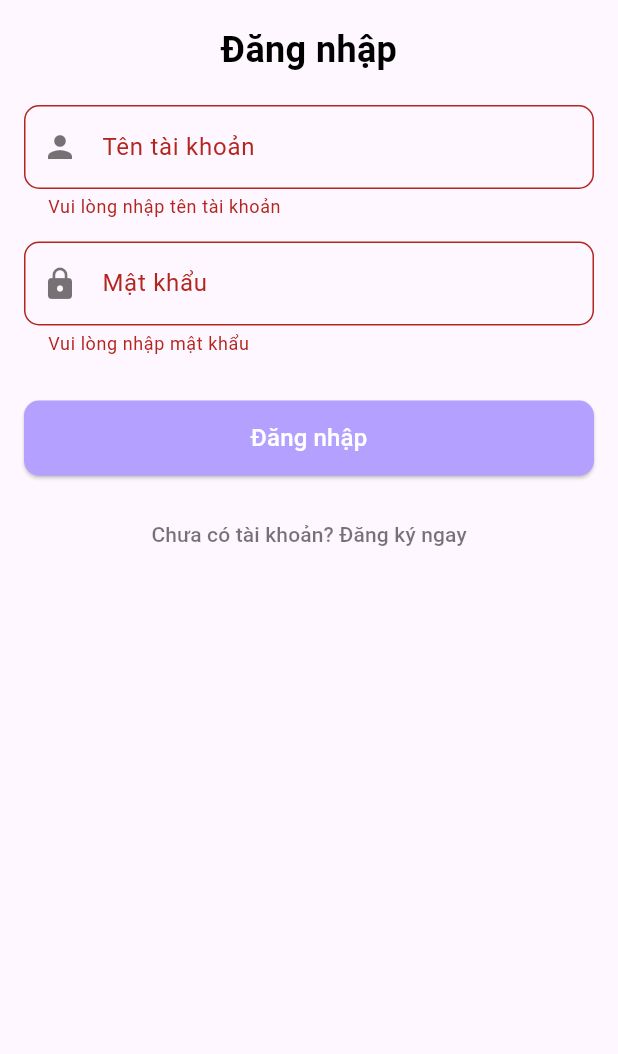
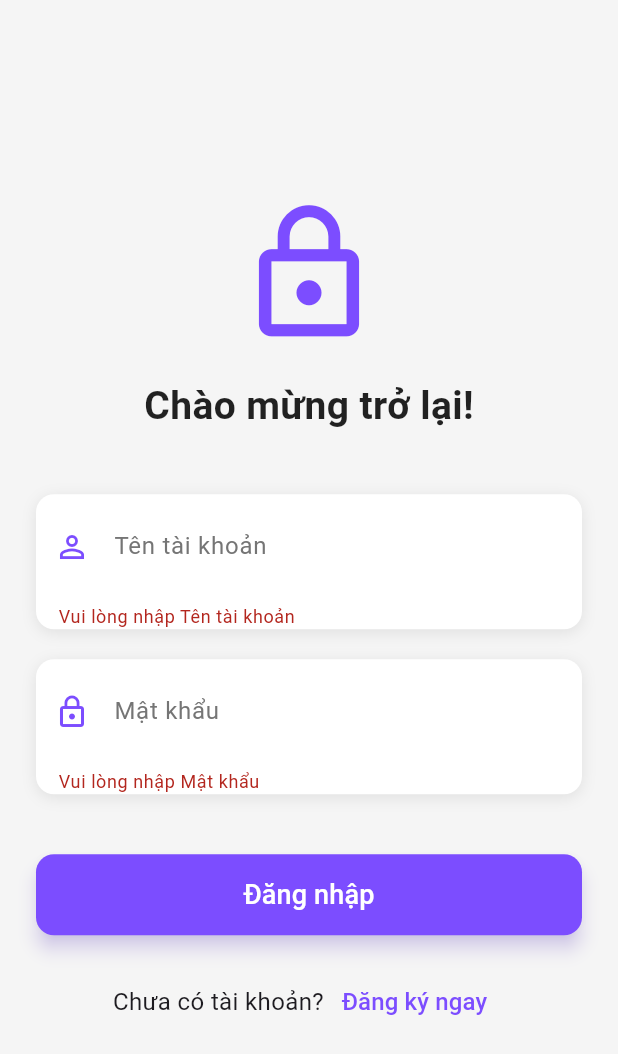
Before and after one commit to phduyyt/App_OCRCCCD, a Flutter app: the screen it shows after launch, after a tap on "Đăng nhập", on a phone screen of 412 x 824 dp. Shown: the top 1054 px of the screen. Run offline on Flutter 3.47's test engine with Material 3 defaults, Android fonts, the phone set to English and light mode, and no system bars; our stand-ins replace shared_preferences.

Commit message:
Chinh 1 so chuc nang chinh

```diff
--- a/lib/constant/constant.dart
+++ b/lib/constant/constant.dart
@@ -1,3 +1,4 @@
-const API_Login = 'http://192.168.1.225:8000/login/';
-const API_Ocr = 'http://192.168.1.225:8000/OCR_CCCD/';
-const API_Register = 'http://192.168.1.225:8000/signin/';
+const API_Login = 'http://192.168.1.222:8000/login/';
+const API_Ocr = 'http://192.168.1.222:8000/OCR_CCCD/';
+const API_Register = 'http://192.168.1.222:8000/signin/';
+const API_CCCD = 'http://192.168.1.222:8000/CCCD/';
--- a/lib/main.dart
+++ b/lib/main.dart
@@ -14,6 +14,7 @@ class MyApp extends StatelessWidget {
         primarySwatch: Colors.blue,
       ),
       home: LoginScreen(),
+      debugShowCheckedModeBanner: false,
     );
   }
 }
--- a/lib/screens/login_screen.dart
+++ b/lib/screens/login_screen.dart
@@ -1,10 +1,11 @@
 import 'package:flutter/material.dart';
 import 'package:http/http.dart' as http;
 import 'dart:convert';
+import 'package:shared_preferences/shared_preferences.dart';
 import 'package:untitled1/constant/constant.dart';
-import 'package:shared_preferences/shared_preferences.dart';
 import 'package:untitled1/screens/home_screen.dart';
 import 'package:untitled1/screens/signin_screen.dart';
+import 'package:untitled1/utils/snackbar.dart';
 
 class LoginScreen extends StatefulWidget {
   @override
@@ -19,72 +20,42 @@ class _LoginScreenState extends State<LoginScreen> {
 
   Future<void> _login() async {
     if (_formKey.currentState!.validate()) {
-      String username = _usernameController.text;
-      String password = _passwordController.text;
-
-      setState(() {
-        _isLoading = true;
-      });
+      setState(() => _isLoading = true);
 
       try {
         final response = await http.post(
           Uri.parse(API_Login),
-          headers: {
-            'Content-Type': 'application/json',
-            'Accept': 'application/json',
-          },
+          headers: {'Content-Type': 'application/json'},
           body: jsonEncode({
-            'username': username,
-            'password': password,
+            'username': _usernameController.text,
+            'password': _passwordController.text,
           }),
         );
 
-        final responseData = jsonDecode(response.body);
+        final data = jsonDecode(response.body);
 
         if (response.statusCode == 200) {
-          final String accessToken = responseData['tokens']['access'];
-          final String refreshToken = responseData['tokens']['refresh'];
-          final String info = responseData['user']['username'];
+          final prefs = await SharedPreferences.getInstance();
+          await prefs.setString('access_token', data['tokens']['access']);
+          await prefs.setString('refresh_token', data['tokens']['refresh']);
 
-          final prefs = await SharedPreferences.getInstance();
-          await prefs.setString('access_token', accessToken);
-          await prefs.setString('refresh_token', refreshToken);
-          print('Thông tin người dùng: $info');
-          ScaffoldMessenger.of(context).showSnackBar(
-            SnackBar(content: Text('Đăng nhập thành công')),
-
-          );
+          showCustomSnackBar(context, 'Đăng nhập thành công!', backgroundColor: Colors.greenAccent);
 
           Navigator.pushReplacement(
             context,
-            MaterialPageRoute(builder: (context) => HomeScreen()),
+            MaterialPageRoute(builder: (_) => HomeScreen()),
           );
         } else {
-          String errorMessage = 'Đăng nhập thất bại';
-          if (response.statusCode == 401) {
-            errorMessage = 'Tài khoản hoặc mật khẩu không đúng';
-          } else if (response.statusCode == 400) {
-            errorMessage = responseData['message'] ?? 'Dữ liệu không hợp lệ';
-          }
-
-          ScaffoldMessenger.of(context).showSnackBar(
-            SnackBar(
-              content: Text(errorMessage),
-              backgroundColor: Colors.red,
-            ),
+          showCustomSnackBar(
+            context,
+            data['message'] ?? 'Tài khoản hoặc mật khẩu không đúng',
+            backgroundColor: Colors.redAccent,
           );
         }
       } catch (e) {
-        ScaffoldMessenger.of(context).showSnackBar(
-          SnackBar(
-            content: Text('Không thể kết nối đến server: $e'),
-            backgroundColor: Colors.red,
-          ),
-        );
+        showCustomSnackBar(context, 'Lỗi kết nối: $e', backgroundColor: Colors.redAccent);
       } finally {
-        setState(() {
-          _isLoading = false;
-        });
+        setState(() => _isLoading = false);
       }
     }
   }
@@ -92,79 +63,82 @@ class _LoginScreenState extends State<LoginScreen> {
   @override
   Widget build(BuildContext context) {
     return Scaffold(
-      body: SingleChildScrollView(
-        padding: EdgeInsets.all(16.0),
+      backgroundColor: Colors.grey.shade100,
+      body: SafeArea(
+        child: Center(
+          child: SingleChildScrollView(
+            padding: const EdgeInsets.symmetric(horizontal: 24),
             child: Form(
               key: _formKey,
               child: Column(
-            crossAxisAlignment: CrossAxisAlignment.start,
+                mainAxisAlignment: MainAxisAlignment.center,
                 children: [
-              Center(
+                  Icon(Icons.lock_outline, size: 100, color: Colors.deepPurpleAccent),
+                  SizedBox(height: 20),
+                  Text(
+                    'Chào mừng trở lại!',
+                    style: TextStyle(
+                      fontSize: 26,
+                      fontWeight: FontWeight.bold,
+                      color: Colors.black87,
+                    ),
+                  ),
+                  SizedBox(height: 40),
+                  _buildTextField(
+                    controller: _usernameController,
+                    icon: Icons.person_outline,
+                    label: 'Tên tài khoản',
+                  ),
+                  SizedBox(height: 20),
+                  _buildTextField(
+                    controller: _passwordController,
+                    icon: Icons.lock_outline,
+                    label: 'Mật khẩu',
+                    obscureText: true,
+                  ),
+                  SizedBox(height: 40),
+                  _isLoading
+                      ? CircularProgressIndicator(color: Colors.deepPurpleAccent)
+                      : ElevatedButton(
+                    onPressed: _login,
+                    style: ElevatedButton.styleFrom(
+                      padding: EdgeInsets.symmetric(vertical: 14),
+                      shape: RoundedRectangleBorder(
+                        borderRadius: BorderRadius.circular(12),
+                      ),
+                      backgroundColor: Colors.deepPurpleAccent,
+                      minimumSize: Size(double.infinity, 0),
+                      elevation: 5,
+                      shadowColor: Colors.deepPurpleAccent.withOpacity(0.4),
+                    ),
                     child: Text(
                       'Đăng nhập',
-                  style: TextStyle(fontSize: 24, fontWeight: FontWeight.bold, color: Colors.black),
+                      style: TextStyle(fontSize: 18, color: Colors.white),
                     ),
                   ),
                   SizedBox(height: 20),
-              _buildTextField(
-                controller: _usernameController,
-                label: 'Tên tài khoản',
-                icon: Icons.person,
-                validator: (value) {
-                  if (value == null || value.isEmpty) {
-                    return 'Vui lòng nhập tên tài khoản';
-                  }
-                  return null;
-                },
+                  Row(
+                    mainAxisAlignment: MainAxisAlignment.center,
+                    children: [
+                      Text(
+                        'Chưa có tài khoản?',
+                        style: TextStyle(fontSize: 16),
                       ),
-              SizedBox(height: 15),
-              _buildTextField(
-                controller: _passwordController,
-                label: 'Mật khẩu',
-                icon: Icons.lock,
-                obscureText: true,
-                validator: (value) {
-                  if (value == null || value.isEmpty) {
-                    return 'Vui lòng nhập mật khẩu';
-                  }
-                  return null;
-                },
-              ),
-              SizedBox(height: 30),
-              Center(
-                child: _isLoading
-                    ? CircularProgressIndicator()
-                    : ElevatedButton(
-                  onPressed: _login,
-                  style: ElevatedButton.styleFrom(
-                    backgroundColor: Color(0xFFB3A0FF), // Màu tím nhạt
-                    minimumSize: Size(double.infinity, 50),
-                    shape: RoundedRectangleBorder(
-                      borderRadius: BorderRadius.circular(10),
-                    ),
+                      TextButton(
+                        onPressed: () => Navigator.push(
+                          context,
+                          MaterialPageRoute(builder: (_) => RegisterScreen()),
                         ),
                         child: Text(
-                    'Đăng nhập',
-                    style: TextStyle(fontSize: 16, color: Colors.white),
-                  ),
-                ),
-              ),
-              SizedBox(height: 15),
-              Center(
-                child: TextButton(
-                  onPressed: () {
-                    Navigator.push(
-                      context,
-                      MaterialPageRoute(builder: (context) => RegisterScreen()),
-                    );
-                  },
-                  child: Text(
-                    'Chưa có tài khoản? Đăng ký ngay',
-                    style: TextStyle(fontSize: 14, color: Colors.black54),
-                  ),
+                          'Đăng ký ngay',
+                          style: TextStyle(fontSize: 16, color: Colors.deepPurpleAccent),
                         ),
                       ),
                     ],
+                  ),
+                ],
+              ),
+            ),
           ),
         ),
       ),
@@ -173,22 +147,35 @@ class _LoginScreenState extends State<LoginScreen> {
 
   Widget _buildTextField({
     required TextEditingController controller,
+    required IconData icon,
     required String label,
-    required IconData icon,
     bool obscureText = false,
-    String? Function(String?)? validator,
   }) {
-    return TextFormField(
+    return Container(
+      decoration: BoxDecoration(
+        color: Colors.white,
+        borderRadius: BorderRadius.circular(12),
+        boxShadow: [
+          BoxShadow(
+            color: Colors.grey.shade300,
+            blurRadius: 8,
+            offset: Offset(0, 2),
+          ),
+        ],
+      ),
+      child: TextFormField(
         controller: controller,
         obscureText: obscureText,
         decoration: InputDecoration(
+          prefixIcon: Icon(icon, color: Colors.deepPurpleAccent),
           labelText: label,
-        prefixIcon: Icon(icon, color: Colors.black54),
-        border: OutlineInputBorder(
-          borderRadius: BorderRadius.circular(10),
+          labelStyle: TextStyle(color: Colors.grey.shade600),
+          border: InputBorder.none,
+          contentPadding: EdgeInsets.symmetric(vertical: 15, horizontal: 15),
         ),
+        validator: (value) =>
+        value!.isEmpty ? 'Vui lòng nhập $label' : null,
       ),
-      validator: validator,
     );
   }
 }
--- a/pubspec.yaml
+++ b/pubspec.yaml
@@ -37,6 +37,8 @@ dependencies:
   http: ^1.1.0
   shared_preferences: ^2.2.2
   image_picker: ^0.8.7+4
+  camera: ^0.10.5+5
+  path_provider: ^2.1.4
 
 dev_dependencies:
   flutter_test:
@@ -61,10 +63,10 @@ flutter:
   uses-material-design: true
 
   # To add assets to your application, add an assets section, like this:
-  # assets:
+  assets:
   #   - images/a_dot_burr.jpeg
   #   - images/a_dot_ham.jpeg
-
+    - assets/illustration.png
   # An image asset can refer to one or more resolution-specific "variants", see
   # https://flutter.dev/to/resolution-aware-images
 
```
Also changed, not shown: lib/screens/home_screen.dart (+193 -81 lines), lib/screens/signin_screen.dart (+85 -94 lines), pubspec.lock. Lines whose indentation alone changed are shown as unchanged.
